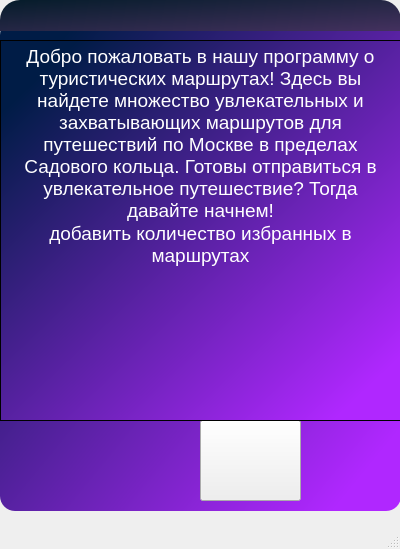
Before: the Qt Designer form maindesugn_black.ui in TimofeySar/project_1505, drawn with Qt 5.
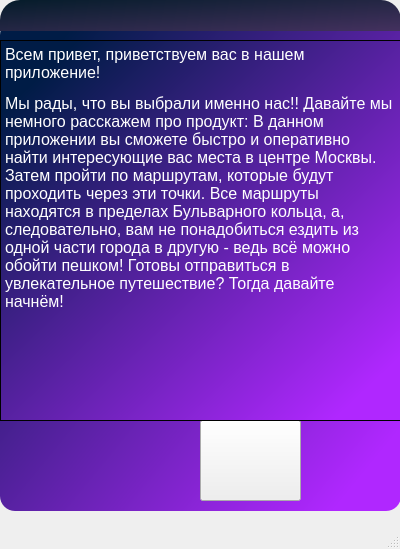
After: the same form once the commit is applied. The open tabs and pages were chosen to show the change. Icons and pictures are not drawn.

The edit to the form file:
```diff
--- a/maindesugn_black.ui
+++ b/maindesugn_black.ui
@@ -101,8 +101,8 @@
 &lt;html&gt;&lt;head&gt;&lt;meta name=&quot;qrichtext&quot; content=&quot;1&quot; /&gt;&lt;style type=&quot;text/css&quot;&gt;
 p, li { white-space: pre-wrap; }
 &lt;/style&gt;&lt;/head&gt;&lt;body style=&quot; font-family:'MS Shell Dlg 2'; font-size:8.15094pt; font-weight:400; font-style:normal;&quot;&gt;
-&lt;p align=&quot;center&quot; style=&quot; margin-top:0px; margin-bottom:0px; margin-left:0px; margin-right:0px; -qt-block-indent:0; text-indent:0px;&quot;&gt;&lt;span style=&quot; font-size:14pt; color:#ffffff;&quot;&gt;Добро пожаловать в нашу программу о туристических маршрутах! Здесь вы найдете множество увлекательных и захватывающих маршрутов для путешествий по Москве в пределах Садового кольца. Готовы отправиться в увлекательное путешествие? Тогда давайте начнем!&lt;/span&gt;&lt;/p&gt;
-&lt;p align=&quot;center&quot; style=&quot; margin-top:0px; margin-bottom:0px; margin-left:0px; margin-right:0px; -qt-block-indent:0; text-indent:0px;&quot;&gt;&lt;span style=&quot; font-size:14pt; color:#ffffff;&quot;&gt;добавить количество избранных в маршрутах&lt;/span&gt;&lt;/p&gt;&lt;/body&gt;&lt;/html&gt;</string>
+&lt;p style=&quot; margin-top:0px; margin-bottom:0px; margin-left:0px; margin-right:0px; -qt-block-indent:0; text-indent:0px;&quot;&gt;&lt;span style=&quot; font-size:12pt; color:#ffffff;&quot;&gt;Всем привет, приветствуем вас в нашем приложение!&lt;/span&gt;&lt;/p&gt;
+&lt;p style=&quot; margin-top:12px; margin-bottom:12px; margin-left:0px; margin-right:0px; -qt-block-indent:0; text-indent:0px;&quot;&gt;&lt;span style=&quot; font-size:12pt; color:#ffffff;&quot;&gt;Мы рады, что вы выбрали именно нас!! Давайте мы немного расскажем про продукт: В данном приложении вы сможете быстро и оперативно найти интересующие вас места в центре Москвы. Затем пройти по маршрутам, которые будут проходить через эти точки. Все маршруты находятся в пределах Бульварного кольца, а, следовательно, вам не понадобиться ездить из одной части города в другую - ведь всё можно обойти пешком! Готовы отправиться в увлекательное путешествие? Тогда давайте начнём! &lt;/span&gt;&lt;/p&gt;&lt;/body&gt;&lt;/html&gt;</string>
       </property>
       <property name="acceptRichText">
        <bool>true</bool>
```
Left out of the diff: 2 changed lines with no effect on the pictures.
